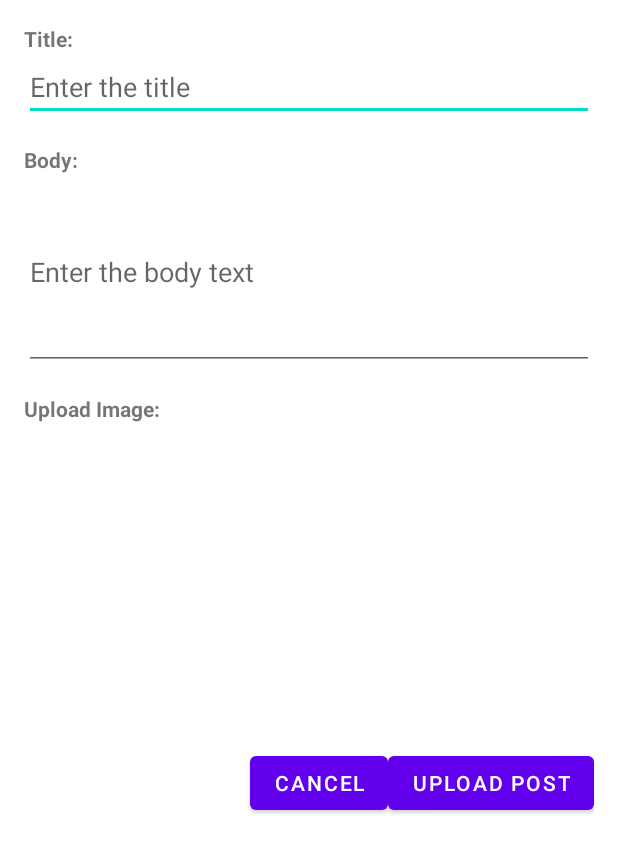
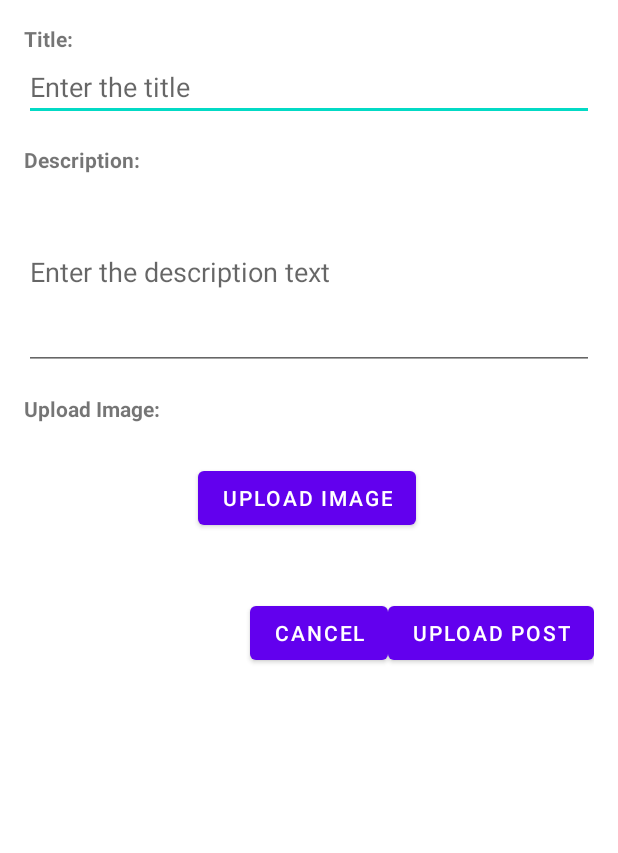
Before and after one commit to donglaiduan/GrocerEase, an Android app: the layout adding_blog_dialog.xml on its own in the app's theme, with its tools: preview values and no code run, on a phone screen of 412 x 824 dp. Shown: the top 853 px of the screen. Run offline under Robolectric (Android 15) with nearby library versions, the phone set to English and light mode, and no system bars; Roboto replaces fonts that are not available here.

Commit message:
add implementation to be able to add images

```diff
--- a/app/build.gradle.kts
+++ b/app/build.gradle.kts
@@ -61,11 +61,14 @@ dependencies {
     implementation(libs.firebase.auth.ktx)
     implementation(libs.play.services.maps)
     implementation(libs.volley)
+    implementation(libs.firebase.storage.ktx)
     testImplementation(libs.junit)
     androidTestImplementation(libs.androidx.junit)
     androidTestImplementation(libs.androidx.espresso.core)
     implementation(platform("com.google.firebase:firebase-bom:33.5.1"))
     implementation("com.google.firebase:firebase-analytics")
+    implementation("com.github.bumptech.glide:glide:4.15.1")
+    annotationProcessor("com.github.bumptech.glide:compiler:4.15.1")
 }
 
 secrets {
--- a/app/src/main/java/com/cs407/grocerease/Blog.kt
+++ b/app/src/main/java/com/cs407/grocerease/Blog.kt
@@ -6,7 +6,7 @@ data class Blog(
     val username: String?,
     val title: String,
     val description: String,
-    val url: String,
+    var url: String,
     val timestamp: Long = 0L
 ) {
     constructor() : this("", "", "", "", 0L)
--- a/app/src/main/res/layout/adding_blog_dialog.xml
+++ b/app/src/main/res/layout/adding_blog_dialog.xml
@@ -20,7 +20,7 @@
     <TextView
         android:layout_width="wrap_content"
         android:layout_height="wrap_content"
-        android:text="Body:"
+        android:text="Description:"
         android:textStyle="bold"
         android:layout_marginTop="16dp" />
 
@@ -28,7 +28,7 @@
         android:id="@+id/body_edit_text"
         android:layout_width="match_parent"
         android:layout_height="wrap_content"
-        android:hint="Enter the body text"
+        android:hint="Enter the description text"
         android:inputType="textMultiLine"
         android:lines="5" />
 
@@ -39,11 +39,26 @@
         android:textStyle="bold"
         android:layout_marginTop="16dp" />
 
-    <ImageView
-        android:id="@+id/image_view"
+    <LinearLayout
         android:layout_width="match_parent"
-        android:layout_height="200dp"
-        android:scaleType="centerCrop" />
+        android:layout_height="wrap_content"
+        android:orientation="horizontal"
+        android:gravity="center_vertical">
+
+        <ImageView
+            android:id="@+id/image_view"
+            android:layout_width="100dp"
+            android:layout_height="100dp"
+            android:scaleType="centerCrop" />
+
+        <Button
+            android:id="@+id/upload_image_button"
+            android:layout_width="wrap_content"
+            android:layout_height="wrap_content"
+            android:text="Upload Image"
+            android:layout_marginStart="16dp" />
+
+    </LinearLayout>
 
     <LinearLayout
         android:layout_width="match_parent"
--- a/app/src/main/res/layout/fragment_home.xml
+++ b/app/src/main/res/layout/fragment_home.xml
@@ -50,7 +50,7 @@
 
     <ImageView
         android:id="@+id/editProfile"
-        android:layout_width="175dp"
+        android:layout_width="0dp"
         android:layout_height="175dp"
         android:layout_marginStart="325dp"
         android:layout_marginTop="645dp"
--- a/gradle/libs.versions.toml
+++ b/gradle/libs.versions.toml
@@ -17,6 +17,7 @@ firebaseFirestoreKtx = "25.1.1"
 firebaseAuthKtx = "23.1.0"
 playServicesMaps = "19.0.0"
 volley = "1.2.1"
+firebaseStorageKtx = "21.0.1"
 
 [libraries]
 androidx-core-ktx = { group = "androidx.core", name = "core-ktx", version.ref = "coreKtx" }
@@ -35,6 +36,7 @@ firebase-firestore-ktx = { group = "com.google.firebase", name = "firebase-fires
 firebase-auth-ktx = { group = "com.google.firebase", name = "firebase-auth-ktx", version.ref = "firebaseAuthKtx" }
 play-services-maps = { group = "com.google.android.gms", name = "play-services-maps", version.ref = "playServicesMaps" }
 volley = { group = "com.android.volley", name = "volley", version.ref = "volley" }
+firebase-storage-ktx = { group = "com.google.firebase", name = "firebase-storage-ktx", version.ref = "firebaseStorageKtx" }
 
 [plugins]
 android-application = { id = "com.android.application", version.ref = "agp" }
```
Also changed, not shown: app/src/main/java/com/cs407/grocerease/ui/home/BlogAdapter.kt (+10 -2 lines), app/src/main/java/com/cs407/grocerease/ui/home/HomeFragment.kt (+73 -10 lines), app/src/main/res/layout/blog_item.xml (line endings or trailing spaces).
